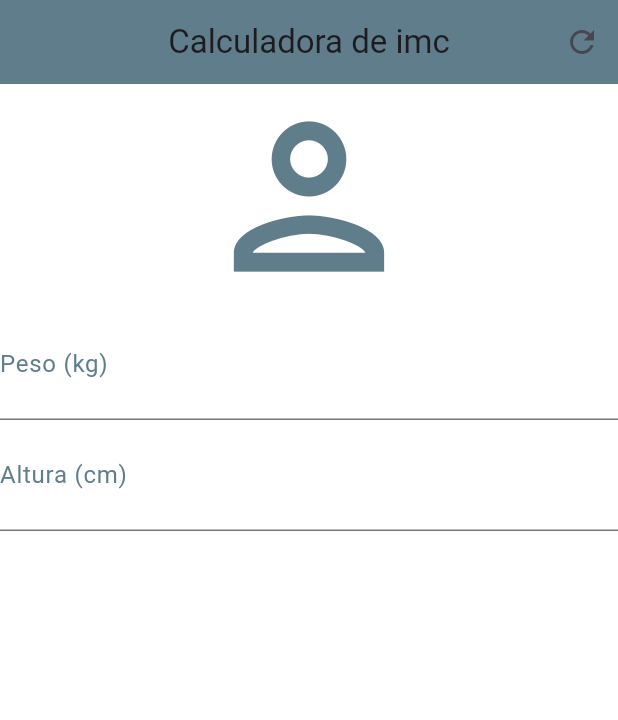
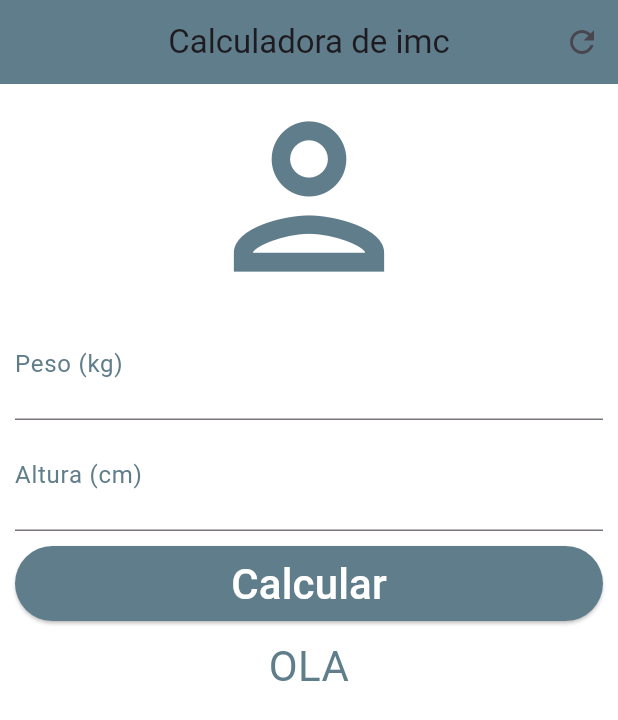
Before and after one commit to IrandevWolf/calculadora_mc, a Flutter app: the screen it shows after launch, on a phone screen of 412 x 824 dp. Shown: the top 720 px of the screen. Run offline on Flutter 3.47's test engine with Material 3 defaults, Android fonts, the light colour scheme and no system bars.

Commit message:
add um botão e um texto para ver o IMC..

```diff
--- a/lib/main.dart
+++ b/lib/main.dart
@@ -23,15 +23,17 @@
         backgroundColor: Colors.blueGrey,
         actions: <Widget>[
           IconButton(
-            icon: Icon(Icons.refresh),
+            icon: const Icon(Icons.refresh),
             onPressed: () {},
           ),
         ],
       ),
       backgroundColor: Colors.white,
-      body: const Column(
+      body:  SingleChildScrollView(
+        padding: EdgeInsets.fromLTRB(10.0, 0.0, 10.0, 0.0),
+        child: Column(
           crossAxisAlignment: CrossAxisAlignment.stretch,
-        children: [
+          children: <Widget>[
             Icon(Icons.person_outlined, size: 150.0, color: Colors.blueGrey),
             TextField(
               keyboardType: TextInputType.number,
@@ -49,7 +51,25 @@
               textAlign: TextAlign.center,
               style: TextStyle(color: Colors.blueGrey, fontSize: 28.0),
             ),
+            Padding(
+              padding:EdgeInsets.only(top: 10.0,bottom: 10.0),
+                child :Container(
+                    height: 50.0,
+                    child: ElevatedButton(
+                      onPressed: () {},
+                      child: Text("Calcular" , style: TextStyle(color: Colors.white, fontSize: 28.0)
+                        ,),
+                      style: ElevatedButton.styleFrom(
+                        backgroundColor: Colors.blueGrey,
+                      ),
+                    )
+                ),
+            ),
+            Text("OLA",
+              textAlign: TextAlign.center,
+              style: TextStyle(color: Colors.blueGrey, fontSize: 28.0),)
           ],
+        ),
       ),
     );
   }
```
Lines whose indentation alone changed are shown as unchanged.
